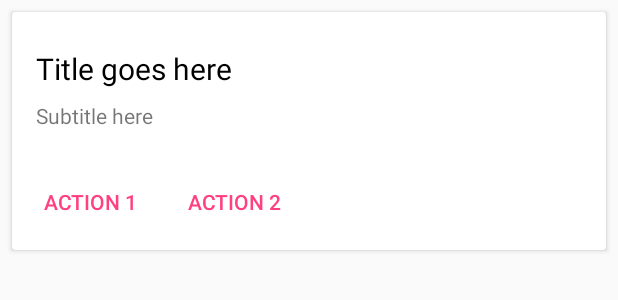
After one commit to mtahadouiri/Medineti, an Android app: the layout one_item_reclamation.xml on its own in the app's theme, with its tools: preview values and no code run, on a phone screen of 412 x 824 dp. The commit adds this screen. Shown: the top 300 px of the screen. Run offline under Robolectric (Android 15) with nearby library versions, the phone set to English and light mode, and no system bars.

Commit message:
Fourth Commit

```diff
--- a/app/build.gradle
+++ b/app/build.gradle
@@ -35,7 +35,10 @@ dependencies {
     compile 'com.google.firebase:firebase-auth:10.0.1'
     compile 'com.google.firebase:firebase-database:10.0.1'
     compile 'com.google.android.gms:play-services-maps:10.0.1'
+    compile 'com.squareup.picasso:picasso:2.5.2'
+
     testCompile 'junit:junit:4.12'
+    compile 'com.android.support:cardview-v7:25.3.1'
 }
 
 
--- a/app/src/main/java/com/example/pc/medineti/NewReclamation.java
+++ b/app/src/main/java/com/example/pc/medineti/NewReclamation.java
@@ -32,6 +32,9 @@ import java.io.IOException;
 import java.util.Date;
 import java.util.HashMap;
 import java.util.Map;
+
+import static com.example.pc.medineti.MainActivity.carrierName;
+import static com.example.pc.medineti.MainActivity.imei;
 
 
 // TODO: Controle saisie + Loading .!!!!!!!!!!!!!!!!!!!!!!!!!!!!!!!!!!!!!!!!!!!!!!!!!!!!!!
@@ -72,9 +75,6 @@ public class NewReclamation extends AppCompatActivity {
                 rec.setDate(new Date());
                 rec.setDescription(txtDesc.getText().toString());
                 rec.setImage(downloadUrl.toString());
-                TelephonyManager manager = (TelephonyManager) getSystemService(Context.TELEPHONY_SERVICE);
-                String carrierName = manager.getNetworkOperatorName();
-                String imei= manager.getSimSerialNumber();
                 Log.d("ID",carrierName+imei);
                 rec.setId(carrierName+imei);
                 rec.setLatt(latLng.latitude);
--- /dev/null
+++ b/app/src/main/res/layout/one_item_reclamation.xml
@@ -0,0 +1,74 @@
+<?xml version="1.0" encoding="utf-8"?>
+<android.support.v7.widget.CardView xmlns:android="http://schemas.android.com/apk/res/android"
+    xmlns:card_view="http://schemas.android.com/apk/res-auto"
+    android:id="@+id/card_main_1_1"
+    android:layout_width="match_parent"
+    android:layout_height="wrap_content"
+    android:layout_marginBottom="@dimen/main_card_margin_vertical"
+    android:layout_marginLeft="@dimen/main_card_margin_horizontal"
+    android:layout_marginRight="@dimen/main_card_margin_horizontal"
+    android:layout_marginTop="@dimen/main_card_margin_vertical"
+    android:foreground="?attr/selectableItemBackground"
+    card_view:cardCornerRadius="@dimen/card_recycler_corner_radius"
+    card_view:cardElevation="@dimen/card_recycler_elevation">
+
+    <RelativeLayout
+        android:layout_width="match_parent"
+        android:layout_height="wrap_content">
+
+        <ImageView
+            android:id="@+id/img_rec"
+            android:layout_width="wrap_content"
+            android:layout_height="wrap_content"
+            android:layout_alignParentTop="true"
+            android:adjustViewBounds="true"
+            android:scaleType="centerCrop" />
+
+        <TextView
+            android:id="@+id/rec_titre"
+            android:layout_width="wrap_content"
+            android:layout_height="wrap_content"
+            android:layout_below="@id/img_rec"
+            android:layout_marginLeft="@dimen/card_title_margin"
+            android:layout_marginRight="@dimen/card_title_margin"
+            android:layout_marginTop="@dimen/card_title_margin_top"
+            android:text="@string/main_card_title"
+            android:textColor="@color/black"
+            android:textSize="20sp" />
+
+        <TextView
+            android:id="@+id/rec_desc"
+            android:layout_width="wrap_content"
+            android:layout_height="wrap_content"
+            android:layout_below="@id/rec_titre"
+            android:layout_marginBottom="@dimen/card_subtitle_margin"
+            android:layout_marginLeft="@dimen/card_subtitle_margin"
+            android:layout_marginRight="@dimen/card_subtitle_margin"
+            android:layout_marginTop="@dimen/card_button_margin"
+            android:text="@string/main_card_subtitle" />
+
+        <Button
+            android:id="@+id/btn_card_main1_action1"
+            style="@style/Widget.AppCompat.Button.Borderless"
+            android:layout_width="wrap_content"
+            android:layout_height="wrap_content"
+            android:layout_below="@id/rec_desc"
+            android:layout_margin="@dimen/card_button_margin"
+            android:text="@string/main_card_button_1"
+            android:textColor="@color/colorAccent" />
+
+        <Button
+            android:id="@+id/btn_card_main1_action2"
+            style="@style/Widget.AppCompat.Button.Borderless"
+            android:layout_width="wrap_content"
+            android:layout_height="wrap_content"
+            android:layout_below="@id/rec_desc"
+            android:layout_marginBottom="@dimen/card_button_margin"
+            android:layout_marginTop="@dimen/card_button_margin"
+            android:layout_toEndOf="@id/btn_card_main1_action1"
+            android:text="@string/main_card_button_2"
+            android:textColor="@color/colorAccent"
+            android:layout_toRightOf="@id/btn_card_main1_action1" />
+
+    </RelativeLayout>
+</android.support.v7.widget.CardView>
```
Also changed, not shown: app/src/main/java/com/example/pc/medineti/Adapters/ReclamationAdapter.java (+55 -1 lines), app/src/main/java/com/example/pc/medineti/Frags/myRec.java (+82 -2 lines), app/src/main/java/com/example/pc/medineti/MainActivity.java (+8 -0 lines), app/src/main/res/layout/fragment_my_rec.xml (+4 -4 lines).
